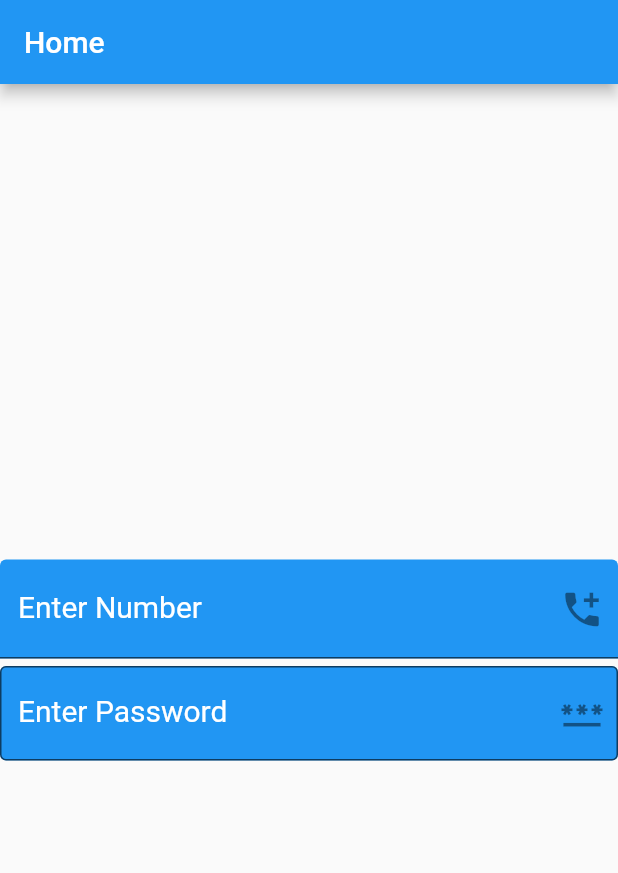
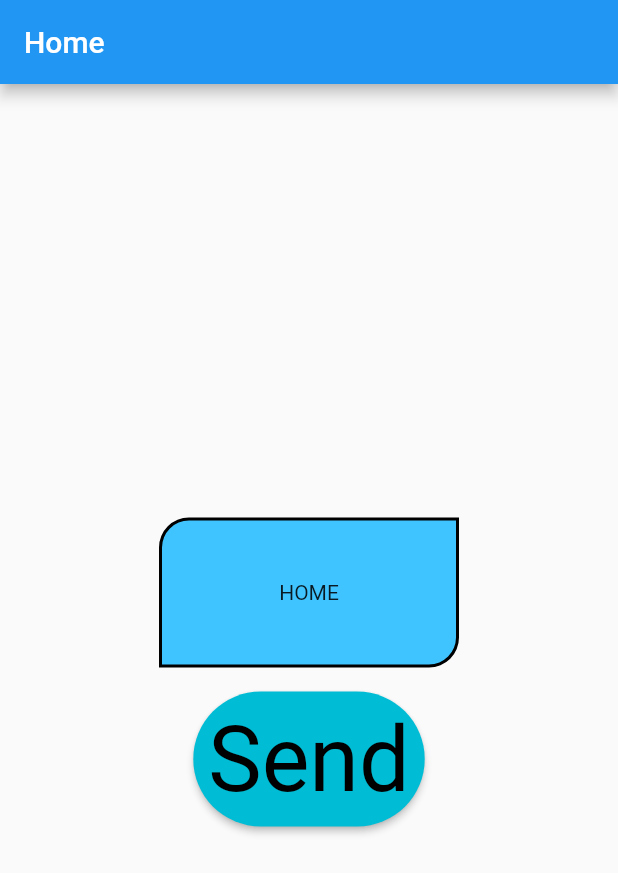
Before and after one commit to Shraboniakter/module6classtexfiled, a Flutter app: the screen it shows after launch, on a phone screen of 412 x 824 dp. Shown: the top 873 px of the screen. Run offline on Flutter 3.47's test engine with Material 2 defaults, Android fonts, the phone set to English and light mode, and no system bars.

Commit message:
update code

```diff
--- a/lib/main.dart
+++ b/lib/main.dart
@@ -25,43 +25,40 @@ body:Center(
   child: Column(
     mainAxisAlignment: MainAxisAlignment.center,
     children: [
-      TextField(
-        style: TextStyle(
-          color:Colors.white,fontSize: 20,),
-        decoration: InputDecoration(
-          fillColor: Colors.blue,
-          filled: true,
-          hintText:'Phone Number',
-          hintStyle:TextStyle(color: Colors.white),
-          suffixIcon: Icon(Icons.add_call,size: 30,),
-           label: Text('Enter Number'),
-          labelStyle: TextStyle(color: Colors.white)
+      Container(
+        width: 200,
+        height: 100,
+
+        child: Text('HOME'),
+        alignment: Alignment.center,
+        margin: EdgeInsets.all(16),
+        padding: EdgeInsets.all(10),
+        decoration:BoxDecoration(
+          color: Colors.lightBlueAccent,
+          border: Border.all(color: Colors.black,width:2),
+          borderRadius: BorderRadius.only(topLeft: Radius.circular(20),bottomRight: Radius.circular(20)),
+        ),
+
+
+      ),
+      Container(
+        child: ElevatedButton(
+
+
+          style: ElevatedButton.styleFrom(
+
+
+            textStyle: TextStyle(fontSize:60, ),backgroundColor: Colors.cyan,
+            foregroundColor: Colors.black,
+            padding: EdgeInsets.all(10),
+            shape: RoundedRectangleBorder(borderRadius: BorderRadius.circular(50))
+          ),
+
+          onPressed: () {print('Money send');  },child: Text('Send'),
 
 
         ),
-      ),
-      SizedBox(
-        height: 5,
-        width: 10,
-      ),
-      TextField(
-        obscureText: true,
-        style: TextStyle(
 
-          color:Colors.white,fontSize: 20,),
-        decoration: InputDecoration(
-            fillColor: Colors.blue,
-            filled: true,
-            hintText:'password',
-            hintStyle:TextStyle(color: Colors.white),
-            suffixIcon: Icon(Icons.password,size: 30,),
-            label: Text('Enter Password'),
-            labelStyle: TextStyle(color: Colors.white,
-            ),
-              border: OutlineInputBorder(),
-          focusedBorder: OutlineInputBorder(borderSide: BorderSide(color: Colors.purple))
-
-        ),
 
       ),
 
```
